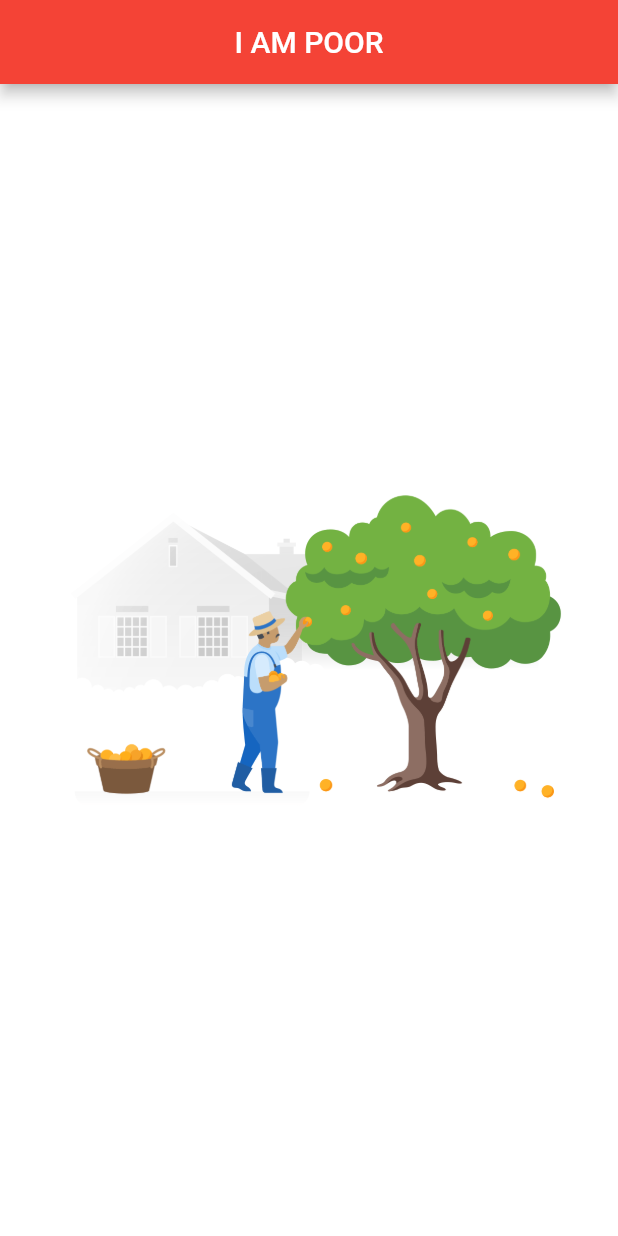
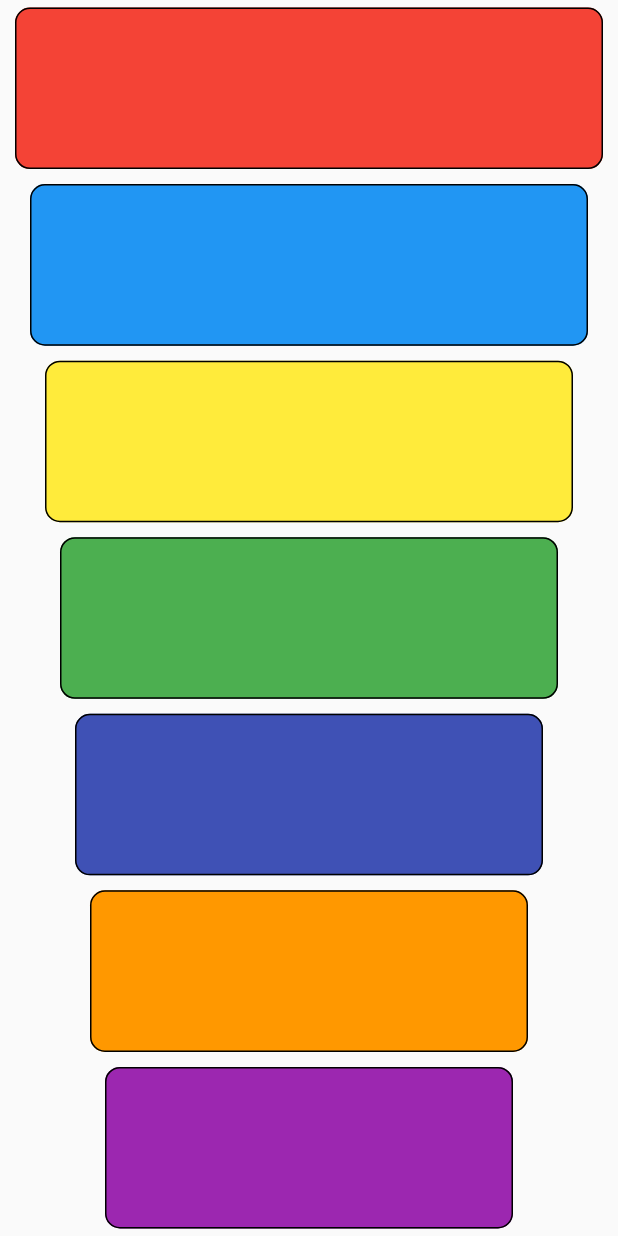
Before and after one commit to Prasen86/flutter_tutorial_app, a Flutter app: the screen it shows after launch, on a phone screen of 412 x 824 dp. Run offline on Flutter 3.47's test engine with Material 2 defaults, Android fonts, the phone set to English and light mode, and no system bars; our stand-ins replace audioplayers.

Commit message:
Initial Commit

```diff
--- a/lib/main.dart
+++ b/lib/main.dart
@@ -1,4 +1,5 @@
 import 'package:flutter/material.dart';
+import 'package:audioplayers/audio_cache.dart';
 
 void main() => runApp(MyApp());
 
@@ -6,37 +7,49 @@ class MyApp extends StatelessWidget {
   @override
   Widget build(BuildContext context) {
     return new MaterialApp(
-      home: new HomePage(),
+      home: Scaffold(
+        body: SafeArea(child: new BodyWidget()),
+      ),
     );
   }
 }
 
-class HomePage extends StatefulWidget {
+class BodyWidget extends StatefulWidget {
   @override
-  _HomePageState createState() => _HomePageState();
+  _BodyWidgetState createState() => _BodyWidgetState();
 }
 
-Widget _bodyWidget() {
-  return new Container(
-    color: Colors.white,
-    child: Center(
-      child: new Image(
-        image: AssetImage("assets/images/iampoor.png"),
-        fit: BoxFit.fill,
+Expanded buildKey(Color color, int keyNo) {
+  return Expanded(
+    child: Container(
+      width: double.infinity,
+      margin: EdgeInsets.fromLTRB(keyNo * 10.0, 5.0, keyNo * 10.0, 5.0),
+      child: FlatButton(
+        color: color,
+        onPressed: () {
+          final player = AudioCache();
+          player.play('sounds/note$keyNo.wav');
+        },
+        shape: RoundedRectangleBorder(
+            borderRadius: BorderRadius.circular(10.0), side: BorderSide()),
       ),
     ),
   );
 }
 
-class _HomePageState extends State<HomePage> {
+class _BodyWidgetState extends State<BodyWidget> {
   @override
   Widget build(BuildContext context) {
-    return new Scaffold(
-      appBar: new AppBar(
-        title: Center(child: new Text("I AM POOR")),
-        backgroundColor: Colors.red,
-      ),
-      body: _bodyWidget(),
+    return Column(
+      children: <Widget>[
+        buildKey(Colors.red, 1),
+        buildKey(Colors.blue, 2),
+        buildKey(Colors.yellow, 3),
+        buildKey(Colors.green, 4),
+        buildKey(Colors.indigo, 5),
+        buildKey(Colors.orange, 6),
+        buildKey(Colors.purple, 7),
+      ],
     );
   }
 }
--- a/pubspec.yaml
+++ b/pubspec.yaml
@@ -23,6 +23,7 @@ dependencies:
   # The following adds the Cupertino Icons font to your application.
   # Use with the CupertinoIcons class for iOS style icons.
   cupertino_icons: ^0.1.2
+  audioplayers: ^0.13.1
 
 dev_dependencies:
   flutter_test:
@@ -43,6 +44,7 @@ flutter:
   # To add assets to your application, add an assets section, like this:
   assets:
     - assets/images/
+    - assets/sounds/
 
 
   # An image asset can refer to one or more resolution-specific "variants", see
```
Also changed, not shown: pubspec.lock, 7 other files.
